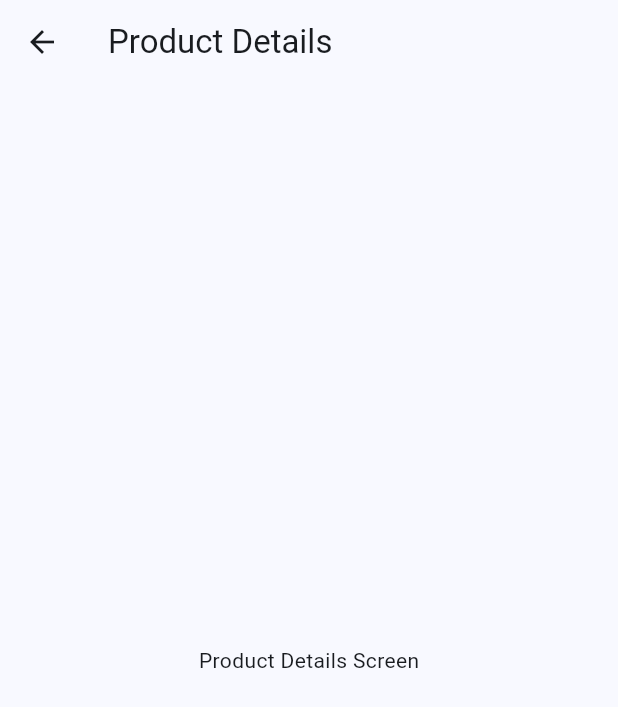
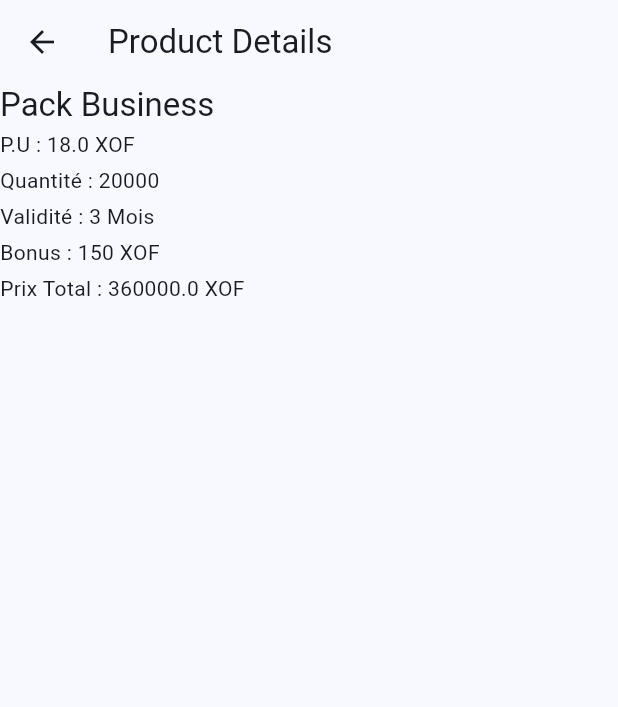
Before and after one commit to feyroozecode/fl_clean_ecomerce_app, a Flutter app: the screen it shows after launch, after a tap on "Pack Business", on a phone screen of 412 x 824 dp. Shown: the top 707 px of the screen. Run offline on Flutter 3.47's test engine with Material 3 defaults, Android fonts, the phone set to English and light mode, and no system bars; our stand-ins replace flutter_riverpod.

Commit message:
implk cart screen and counter

```diff
--- /dev/null
+++ b/lib/src/features/cart/providers/cart_counter_provider.dart
@@ -0,0 +1,8 @@
+// lsite de produit dans le panier actuelle
+import 'package:ecomerce_app/src/features/cart/providers/cart_provider.dart';
+import 'package:flutter_riverpod/flutter_riverpod.dart';
+
+/// Provider pour le nombre actuelle des produits dans notre Panier (Cart)
+final cartCounterProvider = StateProvider<int>((ref) {
+  return ref.watch(cartProvider).length;
+});
--- /dev/null
+++ b/lib/src/features/cart/providers/cart_provider.dart
@@ -0,0 +1,20 @@
+import 'package:ecomerce_app/src/features/home/domain/product.dart';
+import 'package:flutter_riverpod/flutter_riverpod.dart';
+
+// definition de type de retour pour la lsite de produit bonne pratique
+typedef ProductList = List<Product>;
+
+// Class pour gerer la reactiviter du Panier du cout on utilise StateNotifier
+class CartNotifier extends StateNotifier<ProductList> {
+  CartNotifier() : super([]);
+
+  void addProduct(Product product) {
+    state = [...state, product];
+    print("add product ${product.name}");
+  }
+}
+
+// enfin Notre provider pour acceder et modifer notre Panier
+final cartProvider = StateNotifierProvider<CartNotifier, ProductList>((ref) {
+  return CartNotifier();
+});
--- a/lib/src/features/details/presentation/product_details_screen.dart
+++ b/lib/src/features/details/presentation/product_details_screen.dart
@@ -1,8 +1,11 @@
+import 'package:ecomerce_app/src/features/home/domain/product.dart';
 import 'package:flutter/material.dart';
 
+import '../../../common/app_sizes.dart';
+
 class ProductDetailScreen extends StatefulWidget {
-  const ProductDetailScreen({super.key});
-
+  const ProductDetailScreen({super.key, required this.product});
+  final Product product;
   @override
   State<ProductDetailScreen> createState() => _ProductDetailsScreenState();
 }
@@ -14,8 +17,22 @@ class _ProductDetailsScreenState extends State<ProductDetailScreen> {
       appBar: AppBar(
         title: const Text('Product Details'),
       ),
-      body: const Center(
-        child: Text('Product Details Screen'),
+      body: Column(
+        crossAxisAlignment: CrossAxisAlignment.start,
+        children: [
+          Text(widget.product.name,
+              style: Theme.of(context).textTheme.titleLarge),
+          gapH2,
+          Text('P.U : ${widget.product.netPrice.toString()} XOF'),
+          gapH4,
+          Text('Quantité : ${widget.product.quantity.toString()}'),
+          gapH4,
+          Text('Validité : ${widget.product.validity.toString()} Mois'),
+          gapH4,
+          Text('Bonus : ${widget.product.bonus.toString()} XOF'),
+          gapH4,
+          Text('Prix Total : ${widget.product.totalPrice.toString()} XOF'),
+        ],
       ),
     );
   }
--- a/lib/src/features/home/data/product_repository.dart
+++ b/lib/src/features/home/data/product_repository.dart
@@ -1,4 +1,4 @@
-import 'package:ecomerce_app/src/features/home/presentaiton/providers/product_provider.dart';
+import 'package:ecomerce_app/src/features/home/providers/product_provider.dart';
 import 'package:flutter_riverpod/flutter_riverpod.dart';
 
 import '../domain/product.dart';
--- a/lib/src/features/home/presentaiton/home_screen.dart
+++ b/lib/src/features/home/presentaiton/home_screen.dart
@@ -1,5 +1,7 @@
 import 'package:ecomerce_app/src/common/app_colors.dart';
 import 'package:ecomerce_app/src/common/app_sizes.dart';
+import 'package:ecomerce_app/src/features/cart/presentation/cart_screen.dart';
+import 'package:ecomerce_app/src/features/cart/providers/cart_counter_provider.dart';
 import 'package:ecomerce_app/src/features/home/domain/product.dart';
 import 'package:flutter/material.dart';
 import 'package:flutter_riverpod/flutter_riverpod.dart';
@@ -16,9 +18,12 @@ class HomeScreen extends ConsumerStatefulWidget {
 }
 
 class _HomeScreenState extends ConsumerState<HomeScreen> {
-
   @override
   Widget build(BuildContext context) {
+    final totalCartItems = ref.watch(cartCounterProvider);
+
+    print("add $totalCartItems");
+
     final size = MediaQuery.of(context).size;
 
     return Scaffold(
@@ -88,19 +93,18 @@ class _HomeScreenState extends ConsumerState<HomeScreen> {
         onPressed: () {
           Navigator.push(
             context,
-            MaterialPageRoute(
-                builder: (context) => const ProductDetailScreen()),
+            MaterialPageRoute(builder: (context) => const CartScreen()),
           );
         },
         backgroundColor: AppColors.commonColor,
         child: Badge.count(
+          count: totalCartItems,
+          isLabelVisible: true,
+          alignment: Alignment.topRight,
           child: const Icon(
             Icons.shopping_cart,
             color: Colors.white,
           ),
-          count: 1,
-          isLabelVisible: true,
-          alignment: Alignment.topRight,
         ),
       ),
     );
--- a/lib/src/features/home/presentaiton/widgets/product_card.dart
+++ b/lib/src/features/home/presentaiton/widgets/product_card.dart
@@ -1,6 +1,8 @@
 import 'package:ecomerce_app/src/common/app_colors.dart';
 import 'package:ecomerce_app/src/common/app_sizes.dart';
+import 'package:ecomerce_app/src/features/cart/providers/cart_provider.dart';
 import 'package:flutter/material.dart';
+import 'package:flutter_riverpod/flutter_riverpod.dart';
 
 import '../../../details/presentation/product_details_screen.dart';
 import '../../domain/product.dart';
@@ -25,7 +27,9 @@ class _ProductCardState extends State<ProductCard> {
                     Navigator.push(
                       context,
                       MaterialPageRoute(
-                          builder: (context) => const ProductDetailScreen()),
+                          builder: (context) => ProductDetailScreen(
+                                product: widget.product,
+                              )),
                     );
                   },
                   child: Column(
@@ -48,15 +52,41 @@ class _ProductCardState extends State<ProductCard> {
                     ],
                   ),
                 )),
-            bottomNavigationBar: Container(
+            bottomNavigationBar: AddProductButton(
+              product: widget.product,
+            )));
+  }
+}
+
+// Class pour notre buton d'ajout de produit a la liste du Panier
+
+class AddProductButton extends ConsumerWidget {
+  const AddProductButton({required this.product});
+
+  final Product product;
+
+  @override
+  Widget build(BuildContext context, WidgetRef ref) {
+    return Container(
       padding: const EdgeInsets.all(6),
       decoration: BoxDecoration(
         color: Colors.white,
         borderRadius: BorderRadius.circular(10),
       ),
       child: GestureDetector(
-                onTap: () {},
-                child: Row(
+        onTap: () {
+          // creer un nouveau Produit pour ajout
+          final newProduct = Product(
+              name: product.name,
+              netPrice: product.netPrice,
+              country: product.country,
+              validity: product.validity,
+              quantity: product.quantity);
+
+          // Ajout du nouveau produit
+          ref.read(cartProvider.notifier).addProduct(newProduct);
+        },
+        child: const Row(
           mainAxisAlignment: MainAxisAlignment.end,
           children: [
             Icon(
@@ -66,6 +96,6 @@ class _ProductCardState extends State<ProductCard> {
           ],
         ),
       ),
-            )));
+    );
   }
 }
```
Also changed, not shown: lib/src/features/cart/presentation/cart_screen.dart (added, +33 -0 lines), lib/src/features/home/providers/product_provider.dart (renamed from lib/src/features/home/presentaiton/providers/product_provider.dart, +5 -9 lines). Lines whose indentation alone changed are shown as unchanged.
